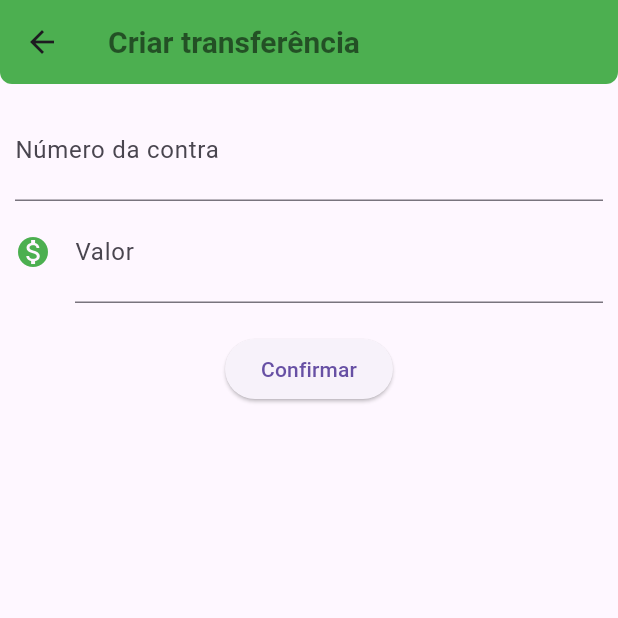
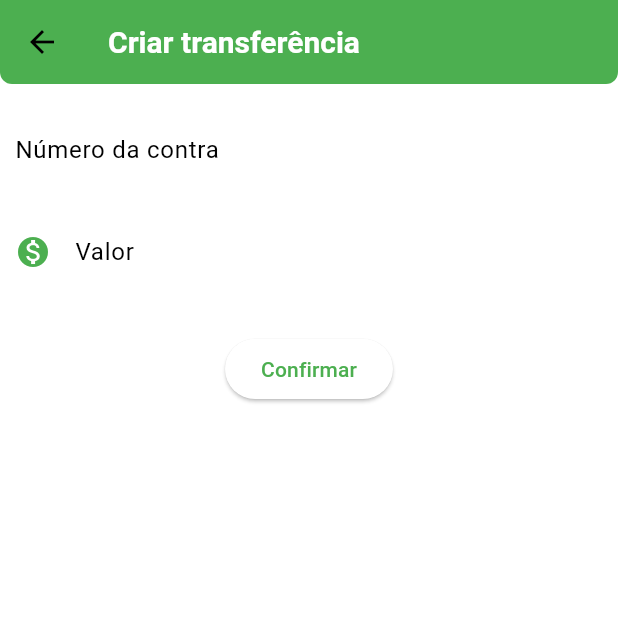
Before and after one commit to GabsxBatata/ByteBank, a Flutter app: the screen it shows after launch, after a tap on the "add" icon, on a phone screen of 412 x 824 dp, the top half of it. Run offline on Flutter 3.47's test engine with Material 3 defaults, Android fonts, the phone set to English and light mode, and no system bars.

Commit message:
feat: new styles

```diff
--- a/lib/main.dart
+++ b/lib/main.dart
@@ -10,20 +10,57 @@
   @override
   Widget build(BuildContext context) {
     return MaterialApp(
-      home: Scaffold(
-        body: ListaTransferencia(),
+      theme: ThemeData(
+        appBarTheme: const AppBarTheme(
+          color: Colors.green,
+          titleTextStyle: TextStyle(
+              color: Colors.white, fontSize: 20, fontWeight: FontWeight.bold),
         ),
+        colorScheme:
+            ColorScheme.fromSwatch(primarySwatch: Colors.green).copyWith(
+          secondary: Colors.blueAccent[700],
+        ),
+        elevatedButtonTheme:
+            ElevatedButtonThemeData(style: ElevatedButton.styleFrom()),
+        buttonTheme: ButtonThemeData(
+            buttonColor: Colors.greenAccent[700],
+            textTheme: ButtonTextTheme.primary),
+      ),
+      home: ListaTransferencia(),
     );
   }
 }
 
 // Formulário para criar uma transferência
-class FormularioTransferencia extends StatelessWidget {
+class FormularioTransferencia extends StatefulWidget {
+  FormularioTransferencia({super.key});
+
+  @override
+  State<StatefulWidget> createState() {
+    return FormularioTransferenciaState();
+  }
+}
+
+class FormularioTransferenciaState extends State<FormularioTransferencia> {
   final TextEditingController _controladorCampoNumeroConta =
       TextEditingController();
   final TextEditingController _controladorCampoValor = TextEditingController();
 
-  FormularioTransferencia({super.key});
+  void criarTransferencia(BuildContext context) {
+    final int? accountNumber = int.tryParse(_controladorCampoNumeroConta.text);
+
+    final double? accountValue = double.tryParse(_controladorCampoValor.text);
+
+    if (accountNumber != null && accountValue != null) {
+      final transferenciaCriada = Transferencia(accountValue, accountNumber);
+      ScaffoldMessenger.of(context).showSnackBar(
+        SnackBar(
+          content: Text('$transferenciaCriada'),
+        ),
+      );
+      Navigator.pop(context, transferenciaCriada);
+    }
+  }
 
   @override
   Widget build(BuildContext context) {
@@ -36,12 +73,10 @@
           ),
         ),
         title: const Text('Criar transferência'),
-        titleTextStyle: const TextStyle(
-            color: Colors.black54, fontSize: 20, fontWeight: FontWeight.bold),
-        backgroundColor: Colors.green,
       ),
       body: Padding(
         padding: const EdgeInsets.all(10),
+        child: SingleChildScrollView(
           child: Column(
             children: [
               Editor(
@@ -61,28 +96,14 @@
                   onPressed: () {
                     criarTransferencia(context);
                   },
-                  child: const Text('Confirmar')),
+                  child: const Text('Confirmar'),
+                ),
               ),
             ],
           ),
         ),
-    );
-  }
-
-  void criarTransferencia(BuildContext context) {
-    final int? accountNumber = int.tryParse(_controladorCampoNumeroConta.text);
-
-    final double? accountValue = double.tryParse(_controladorCampoValor.text);
-
-    if (accountNumber != null && accountValue != null) {
-      final transferenciaCriada = Transferencia(accountValue, accountNumber);
-      ScaffoldMessenger.of(context).showSnackBar(
-        SnackBar(
-          content: Text('$transferenciaCriada'),
       ),
     );
-      Navigator.pop(context, transferenciaCriada);
-    }
   }
 }
 
@@ -142,9 +163,6 @@
           ),
         ),
         title: const Text('Transferências'),
-        titleTextStyle: const TextStyle(
-            color: Colors.black54, fontSize: 20, fontWeight: FontWeight.bold),
-        backgroundColor: Colors.green,
       ),
       body: ListView.builder(
         itemCount: widget._transferencias.length,
@@ -161,11 +179,15 @@
             return FormularioTransferencia();
           }));
           future.then((transferenciaRecebida) {
+            Future.delayed(
+              const Duration(seconds: 1),
+              () {
                 if (transferenciaRecebida != null) {
-              setState(() {
-                widget._transferencias.add(transferenciaRecebida);
-              });
+                  setState(
+                      () => widget._transferencias.add(transferenciaRecebida));
                 }
+              },
+            );
           });
         },
         child: const Icon(Icons.add),
```
Lines whose indentation alone changed are shown as unchanged.
